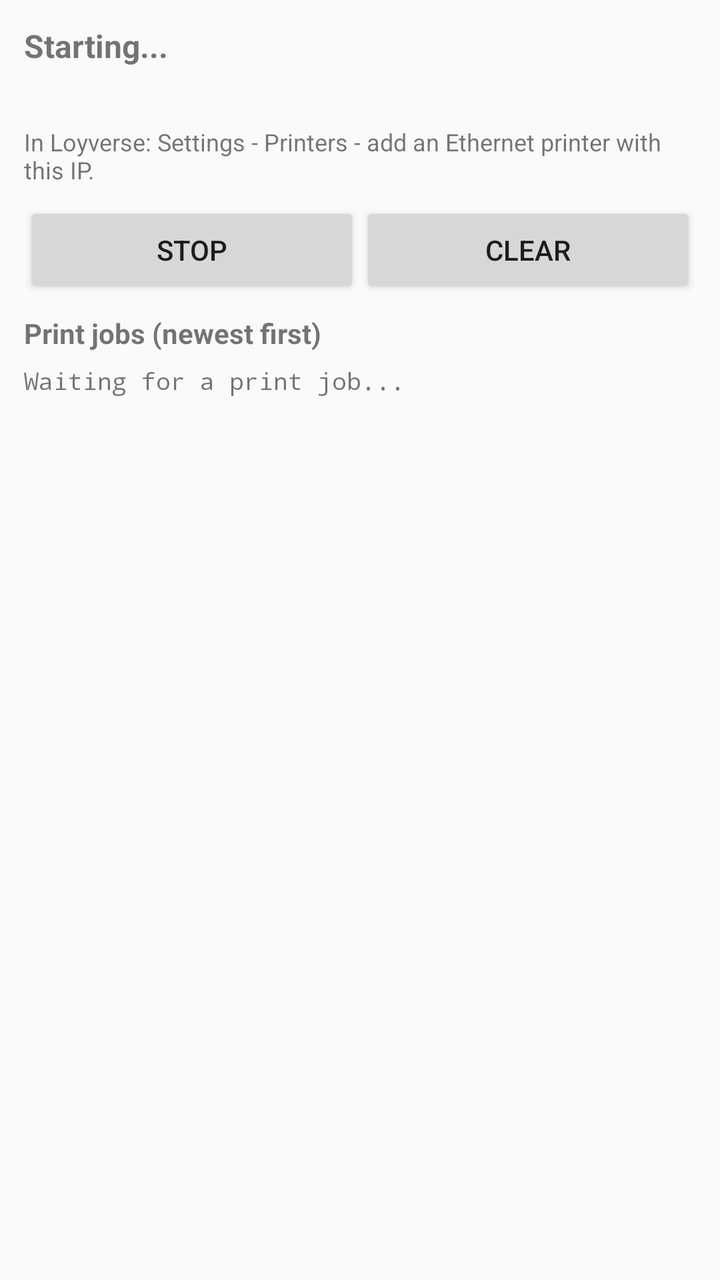
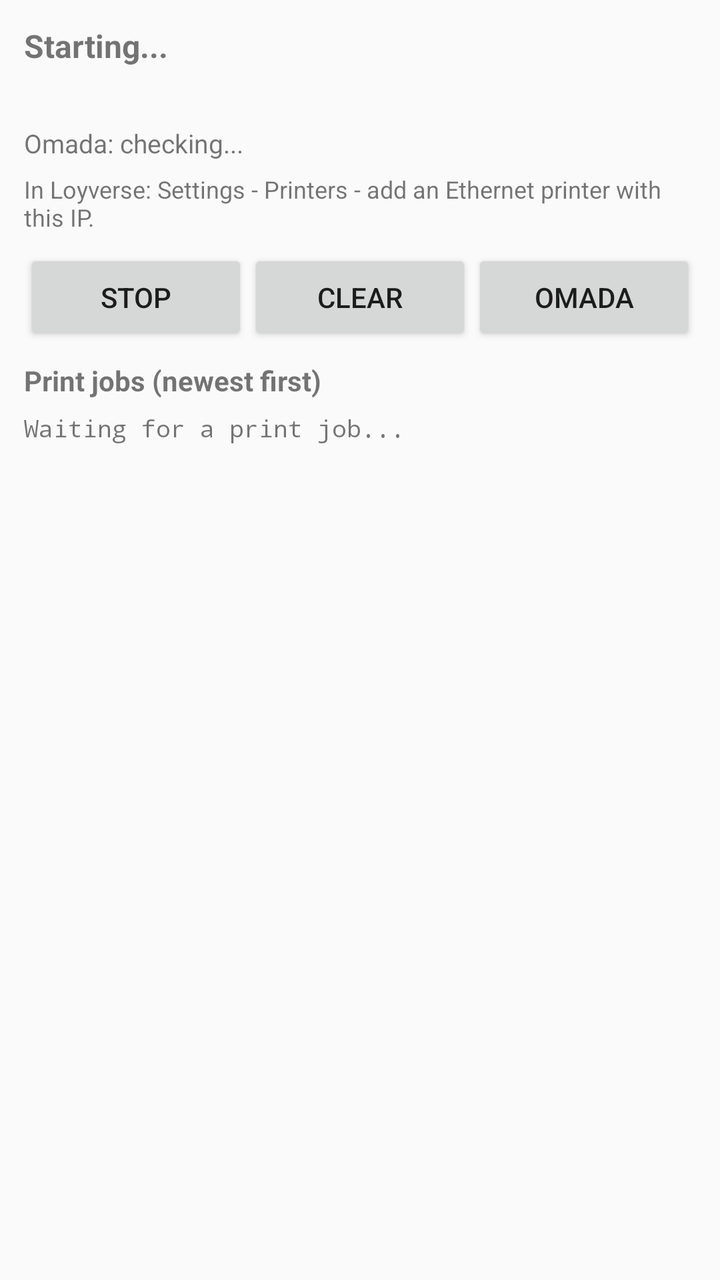

An Android layout rendered at two revisions. The XML below is the earlier revision; the diff shows what the commit changed to produce the second picture.
<!-- AndroidManifest.xml: application theme android:Theme.Material.Light.DarkActionBar -->
<!-- res/layout/activity_main.xml -->
<?xml version="1.0" encoding="utf-8"?>
<LinearLayout xmlns:android="http://schemas.android.com/apk/res/android"
    android:orientation="vertical"
    android:layout_width="match_parent"
    android:layout_height="match_parent"
    android:padding="12dp">

    <TextView
        android:id="@+id/statusLine"
        android:layout_width="match_parent"
        android:layout_height="wrap_content"
        android:textSize="16sp"
        android:textStyle="bold"
        android:text="Starting..." />

    <TextView
        android:id="@+id/addressLine"
        android:layout_width="match_parent"
        android:layout_height="wrap_content"
        android:paddingTop="4dp"
        android:textSize="14sp"
        android:typeface="monospace"
        android:text="" />

    <TextView
        android:id="@+id/hintLine"
        android:layout_width="match_parent"
        android:layout_height="wrap_content"
        android:paddingTop="6dp"
        android:paddingBottom="8dp"
        android:textSize="12sp"
        android:text="In Loyverse: Settings - Printers - add an Ethernet printer with this IP." />

    <LinearLayout
        android:layout_width="match_parent"
        android:layout_height="wrap_content"
        android:orientation="horizontal">

        <Button
            android:id="@+id/toggleButton"
            android:layout_width="0dp"
            android:layout_weight="1"
            android:layout_height="wrap_content"
            android:text="Stop" />

        <Button
            android:id="@+id/clearButton"
            android:layout_width="0dp"
            android:layout_weight="1"
            android:layout_height="wrap_content"
            android:text="Clear" />
    </LinearLayout>

    <TextView
        android:layout_width="match_parent"
        android:layout_height="wrap_content"
        android:paddingTop="8dp"
        android:textStyle="bold"
        android:text="Print jobs (newest first)" />

    <ScrollView
        android:layout_width="match_parent"
        android:layout_height="0dp"
        android:layout_weight="1">

      <LinearLayout
          android:orientation="vertical"
          android:layout_width="match_parent"
          android:layout_height="wrap_content">

        <ImageView
            android:id="@+id/receiptImage"
            android:layout_width="match_parent"
            android:layout_height="wrap_content"
            android:adjustViewBounds="true"
            android:scaleType="fitStart"
            android:background="#FFFFFF"
            android:contentDescription="Rendered receipt"
            android:visibility="gone" />

        <TextView
            android:id="@+id/jobsView"
            android:layout_width="match_parent"
            android:layout_height="wrap_content"
            android:typeface="monospace"
            android:textSize="12sp"
            android:paddingTop="6dp"
            android:textIsSelectable="true"
            android:text="Waiting for a print job..." />
      </LinearLayout>
    </ScrollView>
</LinearLayout>
<!-- resources referenced by this layout -->
<resources>

</resources>

<!-- the commit's change to res/layout/activity_main.xml (unified diff, before → after) -->
@@ -21,6 +21,14 @@
         android:textSize="14sp"
         android:typeface="monospace"
         android:text="" />
+
+    <TextView
+        android:id="@+id/omadaLine"
+        android:layout_width="match_parent"
+        android:layout_height="wrap_content"
+        android:paddingTop="6dp"
+        android:textSize="13sp"
+        android:text="Omada: checking..." />
 
     <TextView
         android:id="@+id/hintLine"
@@ -49,6 +57,13 @@
             android:layout_weight="1"
             android:layout_height="wrap_content"
             android:text="Clear" />
+
+        <Button
+            android:id="@+id/omadaButton"
+            android:layout_width="0dp"
+            android:layout_weight="1"
+            android:layout_height="wrap_content"
+            android:text="Omada" />
     </LinearLayout>
 
     <TextView
